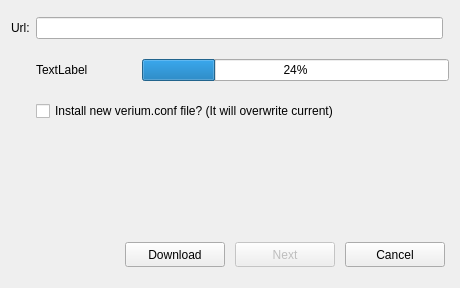
First picture: the form in src/qt/forms/downloader.ui, repository g4bwy/verium, before the edit.
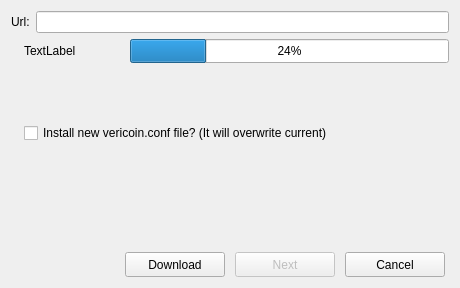
Second picture: the form after the edit.

Commit message: vericoin changes -> verium

The edit to the form file:
```diff
--- a/src/qt/forms/downloader.ui
+++ b/src/qt/forms/downloader.ui
@@ -13,8 +13,177 @@
   <property name="windowTitle">
    <string>Downloader</string>
   </property>
-  <layout class="QGridLayout" name="gridLayout">
-   <item row="8" column="1" colspan="2">
+  <layout class="QVBoxLayout" name="verticalLayout_4">
+   <item>
+    <layout class="QHBoxLayout" name="horizontalLayout_2">
+     <item>
+      <widget class="QLabel" name="urlLabel">
+       <property name="text">
+        <string>Url:</string>
+       </property>
+      </widget>
+     </item>
+     <item>
+      <widget class="QLineEdit" name="urlEdit">
+       <property name="enabled">
+        <bool>true</bool>
+       </property>
+      </widget>
+     </item>
+    </layout>
+   </item>
+   <item>
+    <layout class="QHBoxLayout" name="horizontalLayout_5">
+     <item>
+      <spacer name="horizontalSpacer_2">
+       <property name="orientation">
+        <enum>Qt::Horizontal</enum>
+       </property>
+       <property name="sizeType">
+        <enum>QSizePolicy::Minimum</enum>
+       </property>
+       <property name="sizeHint" stdset="0">
+        <size>
+         <width>13</width>
+         <height>20</height>
+        </size>
+       </property>
+      </spacer>
+     </item>
+     <item>
+      <layout class="QVBoxLayout" name="verticalLayout_3">
+       <item>
+        <layout class="QHBoxLayout" name="horizontalLayout_4">
+         <item>
+          <layout class="QVBoxLayout" name="verticalLayout_2">
+           <item>
+            <widget class="QLabel" name="progressBarLabel">
+             <property name="sizePolicy">
+              <sizepolicy hsizetype="Preferred" vsizetype="Preferred">
+               <horstretch>0</horstretch>
+               <verstretch>0</verstretch>
+              </sizepolicy>
+             </property>
+             <property name="minimumSize">
+              <size>
+               <width>100</width>
+               <height>24</height>
+              </size>
+             </property>
+             <property name="maximumSize">
+              <size>
+               <width>16777215</width>
+               <height>24</height>
+              </size>
+             </property>
+             <property name="text">
+              <string>TextLabel</string>
+             </property>
+             <property name="alignment">
+              <set>Qt::AlignLeading|Qt::AlignLeft|Qt::AlignVCenter</set>
+             </property>
+             <property name="margin">
+              <number>0</number>
+             </property>
+            </widget>
+           </item>
+           <item>
+            <spacer name="verticalSpacer">
+             <property name="orientation">
+              <enum>Qt::Vertical</enum>
+             </property>
+             <property name="sizeType">
+              <enum>QSizePolicy::Expanding</enum>
+             </property>
+             <property name="sizeHint" stdset="0">
+              <size>
+               <width>20</width>
+               <height>0</height>
+              </size>
+             </property>
+            </spacer>
+           </item>
+          </layout>
+         </item>
+         <item>
+          <layout class="QVBoxLayout" name="verticalLayout">
+           <item>
+            <widget class="QProgressBar" name="progressBar">
+             <property name="minimumSize">
+              <size>
+               <width>0</width>
+               <height>24</height>
+              </size>
+             </property>
+             <property name="maximumSize">
+              <size>
+               <width>16777215</width>
+               <height>24</height>
+              </size>
+             </property>
+             <property name="value">
+              <number>24</number>
+             </property>
+             <property name="alignment">
+              <set>Qt::AlignLeading|Qt::AlignLeft|Qt::AlignTop</set>
+             </property>
+            </widget>
+           </item>
+           <item>
+            <layout class="QHBoxLayout" name="horizontalLayout">
+             <item>
+              <widget class="QLabel" name="remainTimeLabel">
+               <property name="text">
+                <string/>
+               </property>
+               <property name="alignment">
+                <set>Qt::AlignCenter</set>
+               </property>
+              </widget>
+             </item>
+            </layout>
+           </item>
+          </layout>
+         </item>
+        </layout>
+       </item>
+       <item>
+        <widget class="QCheckBox" name="confCheckBox">
+         <property name="text">
+          <string>Install new vericoin.conf file? (It will overwrite current)</string>
+         </property>
+        </widget>
+       </item>
+       <item>
+        <widget class="QLabel" name="statusLabel">
+         <property name="sizePolicy">
+          <sizepolicy hsizetype="Preferred" vsizetype="Fixed">
+           <horstretch>0</horstretch>
+           <verstretch>0</verstretch>
+          </sizepolicy>
+         </property>
+         <property name="minimumSize">
+          <size>
+           <width>0</width>
+           <height>90</height>
+          </size>
+         </property>
+         <property name="text">
+          <string/>
+         </property>
+         <property name="alignment">
+          <set>Qt::AlignLeading|Qt::AlignLeft|Qt::AlignTop</set>
+         </property>
+         <property name="wordWrap">
+          <bool>true</bool>
+         </property>
+        </widget>
+       </item>
+      </layout>
+     </item>
+    </layout>
+   </item>
+   <item>
     <layout class="QHBoxLayout" name="horizontalLayout_3">
      <property name="spacing">
       <number>10</number>
@@ -94,106 +263,6 @@
      </item>
     </layout>
    </item>
-   <item row="7" column="1" colspan="2">
-    <widget class="QLabel" name="statusLabel">
-     <property name="sizePolicy">
-      <sizepolicy hsizetype="Preferred" vsizetype="Fixed">
-       <horstretch>0</horstretch>
-       <verstretch>0</verstretch>
-      </sizepolicy>
-     </property>
-     <property name="minimumSize">
-      <size>
-       <width>0</width>
-       <height>90</height>
-      </size>
-     </property>
-     <property name="text">
-      <string/>
-     </property>
-     <property name="alignment">
-      <set>Qt::AlignLeading|Qt::AlignLeft|Qt::AlignTop</set>
-     </property>
-     <property name="wordWrap">
-      <bool>true</bool>
-     </property>
-    </widget>
-   </item>
-   <item row="5" column="1" colspan="2">
-    <layout class="QHBoxLayout" name="horizontalLayout_2">
-     <property name="sizeConstraint">
-      <enum>QLayout::SetFixedSize</enum>
-     </property>
-     <property name="topMargin">
-      <number>8</number>
-     </property>
-     <property name="bottomMargin">
-      <number>8</number>
-     </property>
-     <item>
-      <widget class="QLabel" name="progressBarLabel">
-       <property name="sizePolicy">
-        <sizepolicy hsizetype="Preferred" vsizetype="Preferred">
-         <horstretch>0</horstretch>
-         <verstretch>0</verstretch>
-        </sizepolicy>
-       </property>
-       <property name="minimumSize">
-        <size>
-         <width>100</width>
-         <height>0</height>
-        </size>
-       </property>
-       <property name="maximumSize">
-        <size>
-         <width>16777215</width>
-         <height>16777215</height>
-        </size>
-       </property>
-       <property name="text">
-        <string>TextLabel</string>
-       </property>
-       <property name="alignment">
-        <set>Qt::AlignLeading|Qt::AlignLeft|Qt::AlignVCenter</set>
-       </property>
-       <property name="margin">
-        <number>0</number>
-       </property>
-      </widget>
-     </item>
-     <item>
-      <widget class="QProgressBar" name="progressBar">
-       <property name="value">
-        <number>24</number>
-       </property>
-       <property name="alignment">
-        <set>Qt::AlignLeading|Qt::AlignLeft|Qt::AlignTop</set>
-       </property>
-      </widget>
-     </item>
-    </layout>
-   </item>
-   <item row="0" column="1">
-    <widget class="QLineEdit" name="urlEdit">
-     <property name="enabled">
-      <bool>true</bool>
-     </property>
-    </widget>
-   </item>
-   <item row="6" column="1">
-    <widget class="QCheckBox" name="confCheckBox">
-     <property name="text">
-      <string>Install new verium.conf file? (It will overwrite current)</string>
-     </property>
-    </widget>
-   </item>
-   <item row="0" column="0">
-    <widget class="QLabel" name="urlLabel">
-     <property name="text">
-      <string>Url:</string>
-     </property>
-    </widget>
-   </item>
   </layout>
  </widget>
  <layoutdefault spacing="6" margin="11"/>
```
The commit also changes 2 other files.
